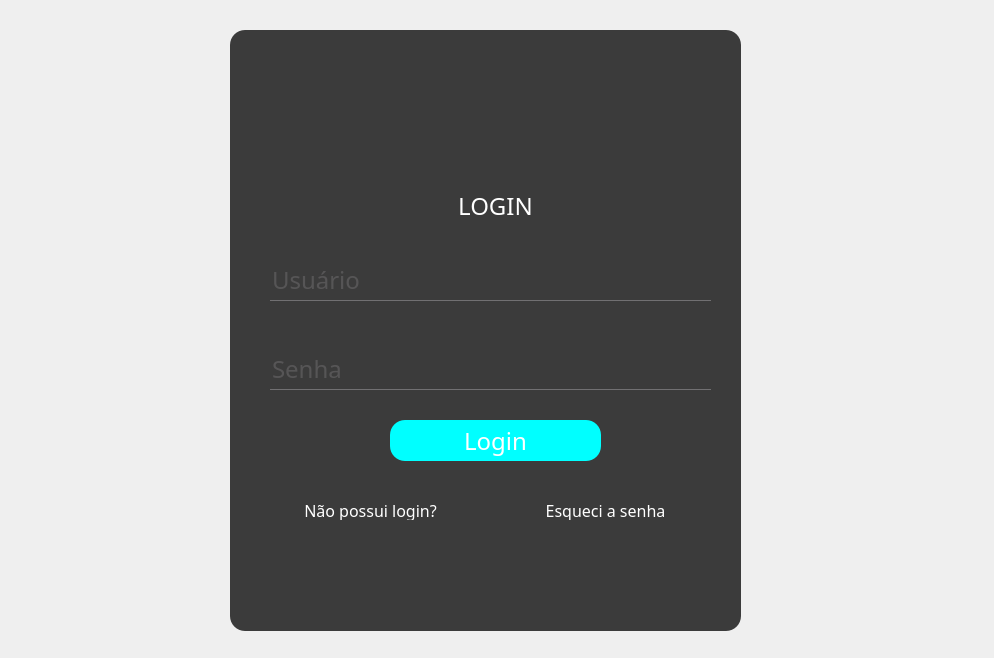
First picture: the form in login.ui, repository Luisf66/Uber_dos_Servicos, before the edit.
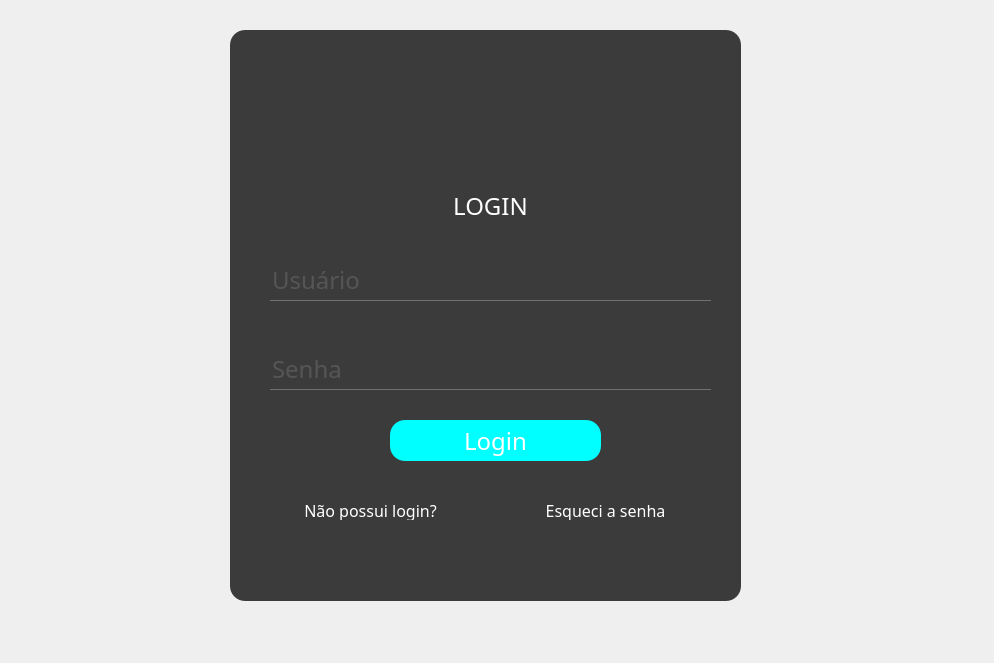
Second picture: the form after the edit. Icons and pictures are not drawn.

Commit message: Ajustes no Login + Inicio do menu usuario

Patch:
```diff
--- a/login.ui
+++ b/login.ui
@@ -7,7 +7,7 @@
     <x>0</x>
     <y>0</y>
     <width>994</width>
-    <height>658</height>
+    <height>663</height>
    </rect>
   </property>
   <property name="windowTitle">
@@ -33,7 +33,7 @@
       <x>230</x>
       <y>30</y>
       <width>511</width>
-      <height>601</height>
+      <height>571</height>
      </rect>
     </property>
     <property name="font">
@@ -63,7 +63,7 @@
       <rect>
        <x>30</x>
        <y>160</y>
-       <width>471</width>
+       <width>461</width>
        <height>31</height>
       </rect>
      </property>
```
Left out of the diff: 5 changed lines with no effect on the pictures. The commit also changes 9 other files.
